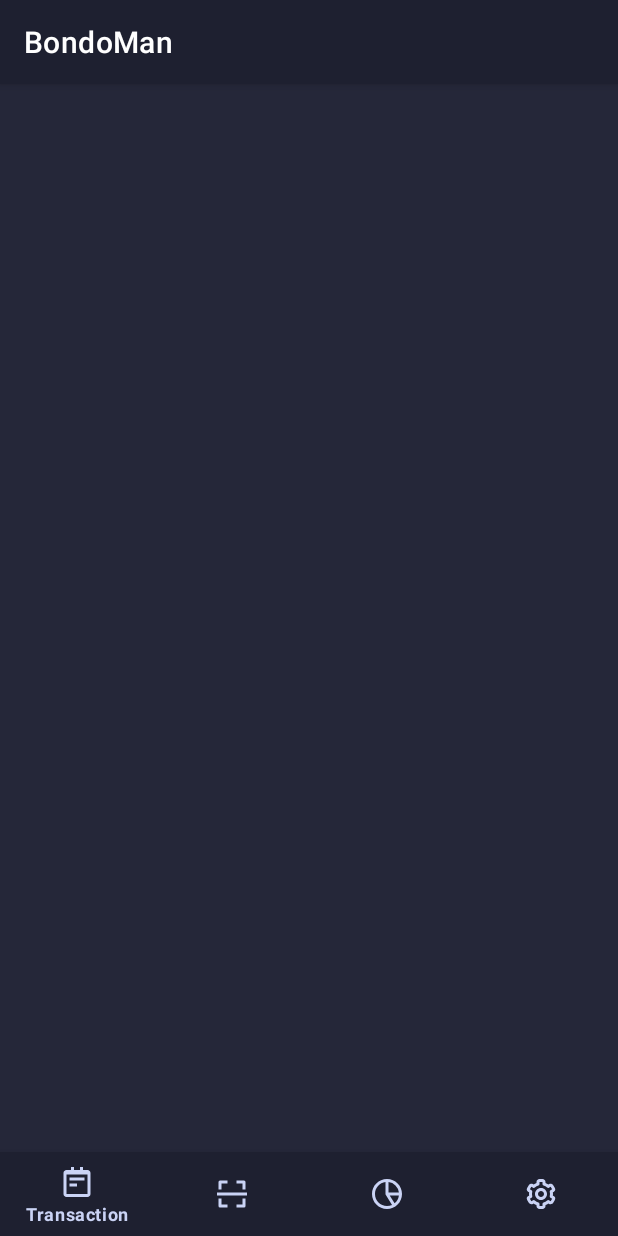
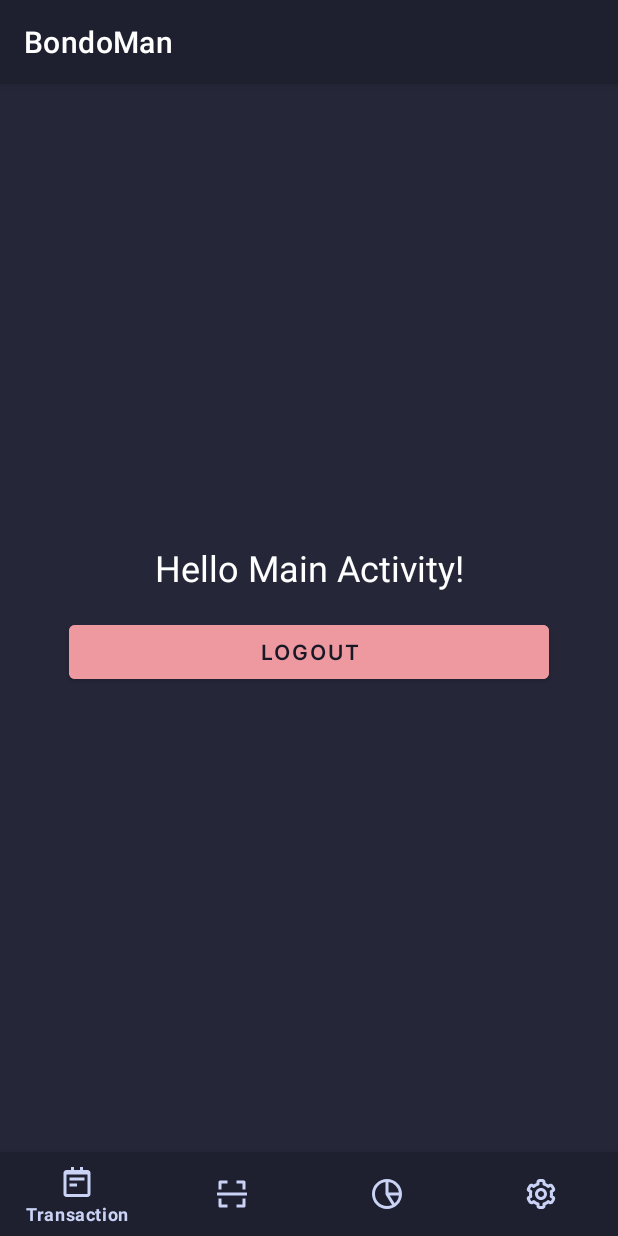
Before and after one commit to MuhLibri/BondoMan, an Android app: the MainActivity screen opened directly, with no data from a screen before it, on a phone screen of 412 x 824 dp. Run offline under Robolectric (Android 15) with nearby library versions, the phone set to English and light mode, and no system bars.

Commit message:
feat: placeholder for main activity

```diff
--- a/app/src/main/java/com/sleepee/bondoman/presentation/activity/MainActivity.kt
+++ b/app/src/main/java/com/sleepee/bondoman/presentation/activity/MainActivity.kt
@@ -2,11 +2,29 @@ package com.sleepee.bondoman.presentation.activity
 
 import androidx.appcompat.app.AppCompatActivity
 import android.os.Bundle
+import android.widget.Button
+import androidx.activity.OnBackPressedCallback
 import com.sleepee.bondoman.R
 
 class MainActivity : AppCompatActivity() {
     override fun onCreate(savedInstanceState: Bundle?) {
         super.onCreate(savedInstanceState)
         setContentView(R.layout.activity_main)
+
+        val logoutButton = findViewById<Button>(R.id.logoutButton)
+        logoutButton.setOnClickListener {
+            logout()
+        }
+
+        // Handle back button => Minimize the app, no logout
+        onBackPressedDispatcher.addCallback(this, object : OnBackPressedCallback(true) {
+            override fun handleOnBackPressed() {
+                moveTaskToBack(true)
+            }
+        })
+    }
+
+    private fun logout() {
+        finish()
     }
 }
--- a/app/src/main/res/layout/activity_main.xml
+++ b/app/src/main/res/layout/activity_main.xml
@@ -13,7 +13,44 @@
         app:layout_constraintStart_toStartOf="parent"
         app:layout_constraintEnd_toEndOf="parent"
         android:background="@color/less_darker_blue"
-        app:layout_constraintBottom_toTopOf="@id/bottom_nav"/>
+        app:layout_constraintBottom_toTopOf="@id/bottom_nav">
+
+        <androidx.constraintlayout.widget.ConstraintLayout
+            android:layout_width="match_parent"
+            android:layout_height="match_parent">
+
+            <TextView
+                android:id="@+id/helloMainActivity"
+                android:layout_width="wrap_content"
+                android:layout_height="wrap_content"
+                android:text="Hello Main Activity!"
+                android:textColor="@color/white"
+                android:textSize="24sp"
+                app:layout_constraintBottom_toBottomOf="parent"
+                app:layout_constraintEnd_toEndOf="parent"
+                app:layout_constraintStart_toStartOf="parent"
+                app:layout_constraintTop_toTopOf="parent"
+                app:layout_constraintVertical_bias="0.45"
+                tools:ignore="HardcodedText" />
+
+            <Button
+                tools:ignore="HardcodedText"
+                android:id="@+id/logoutButton"
+                android:layout_width="320dp"
+                android:layout_height="wrap_content"
+                android:backgroundTint="@color/red"
+                app:layout_constraintTop_toBottomOf="@+id/helloMainActivity"
+                app:layout_constraintStart_toStartOf="parent"
+                app:layout_constraintEnd_toEndOf="parent"
+                android:layout_marginTop="16dp"
+                android:textColor="@color/crust_blue"
+                android:fontFamily="@font/inter_semi_bold"
+                android:text="Logout" />
+        </androidx.constraintlayout.widget.ConstraintLayout>
+
+
+    </FrameLayout>
+
 
     <com.google.android.material.bottomnavigation.BottomNavigationView
         android:layout_width="0dp"
```
